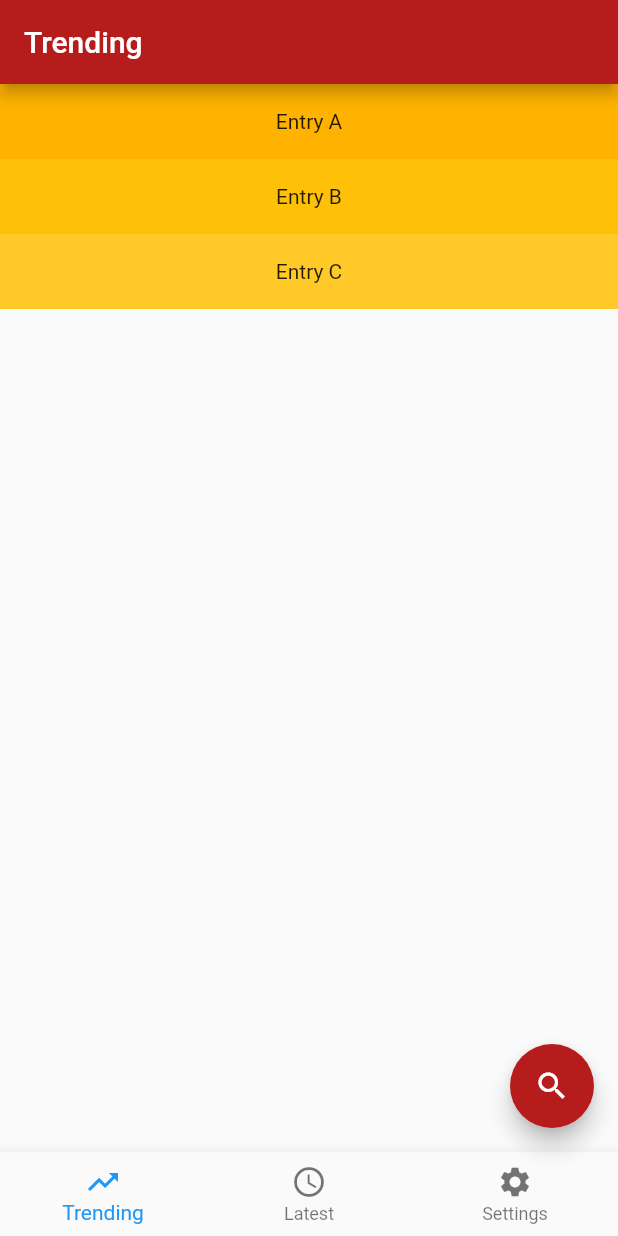
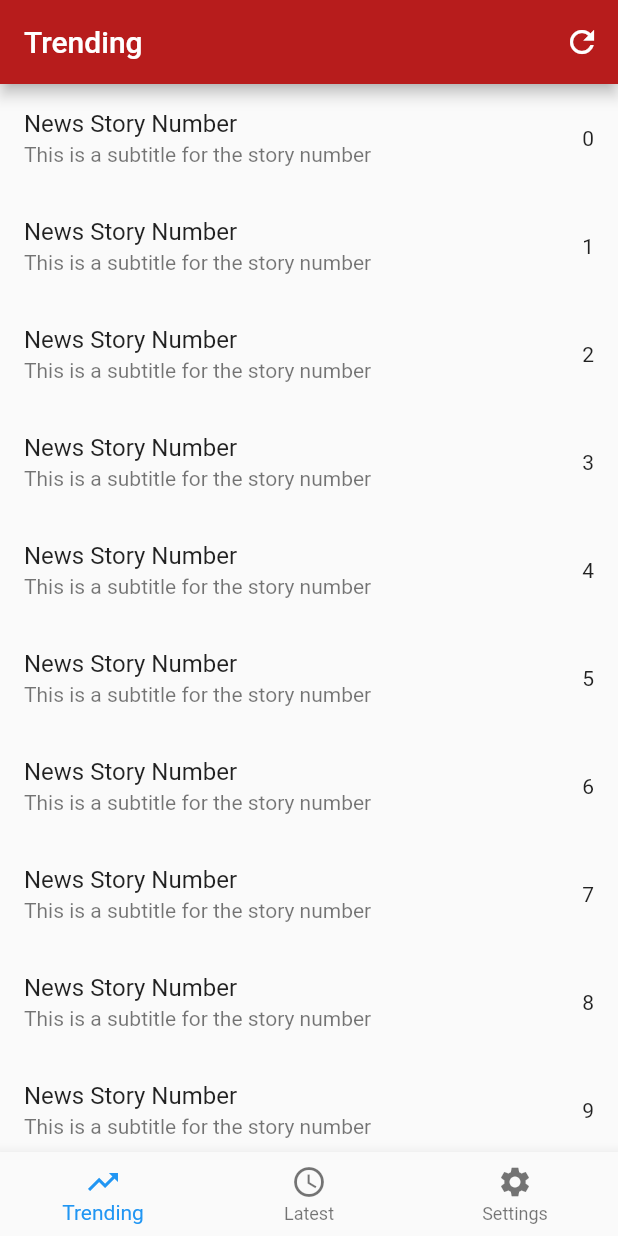
Before and after one commit to alakbarz/pincer, a Flutter app: the screen it shows after launch, on a phone screen of 412 x 824 dp. Run offline on Flutter 3.47's test engine with Material 2 defaults, Android fonts, the phone set to English and light mode, and no system bars.

Commit message:
General design of trending section working

```diff
--- a/lib/main.dart
+++ b/lib/main.dart
@@ -42,30 +42,26 @@ class _MyStatefulWidgetState extends State<MyStatefulWidget> {
   int _selectedIndex = 0;
 
   List<Widget> _widgetOptions = <Widget>[
-    ListView(
-      children: <Widget>[
-        Container(
-          height: 50,
-          color: Colors.amber[600],
-          child: const Center(child: Text('Entry A')),
-        ),
-        Container(
-          height: 50,
-          color: Colors.amber[500],
-          child: const Center(child: Text('Entry B')),
-        ),
-        Container(
-          height: 50,
-          color: Colors.amber[400],
-          child: const Center(child: Text('Entry C')),
-        ),
-      ],
+    ListView.builder(
+      itemBuilder: (BuildContext context, int index) {
+        return ListTile(
+          title: Text('News Story Number'),
+          subtitle: Text('This is a subtitle for the story number'),
+          trailing: Container(
+            child: Text('$index'),
+          ),
+          onTap: () {
+            // TODO onTap for ListView story selection
+          },
+          onLongPress: () {
+            // TODO onLongPress for ListView story selection
+          },
+        );
+      },
     ),
     Text('Latest'),
     ListView(
-      children: <Widget>[
-        Text('Settings')
-      ],
+      children: <Widget>[Text('Settings')],
     ),
   ];
 
@@ -97,17 +93,16 @@ class _MyStatefulWidgetState extends State<MyStatefulWidget> {
     return Scaffold(
       appBar: AppBar(
         title: Text(_pageTitle),
+        actions: <Widget>[
+          IconButton(
+            icon: Icon(Icons.refresh),
+            onPressed: () {
+              // TODO onPressed for AppBar refresh button
+            },
+          )
+        ],
       ),
-      body: Center(
-        child: _widgetOptions.elementAt(_selectedIndex),
-      ),
-      floatingActionButton: FloatingActionButton(
-        onPressed: () {
-          // onPressed code goes here
-        },
-        child: Icon(Icons.search),
-        backgroundColor: themeColour,
-      ),
+      body: _widgetOptions.elementAt(_selectedIndex),
       bottomNavigationBar: BottomNavigationBar(
         items: const <BottomNavigationBarItem>[
           BottomNavigationBarItem(
@@ -130,6 +125,10 @@ class _MyStatefulWidgetState extends State<MyStatefulWidget> {
   }
 }
 
-//body: Center(
-//child: _widgetOptions.elementAt(_selectedIndex),
-//),
+//      floatingActionButton: FloatingActionButton(
+//        onPressed: () {
+//          // onPressed code goes here
+//        },
+//        child: Icon(Icons.search),
+//        backgroundColor: themeColour,
+//      ),
```
